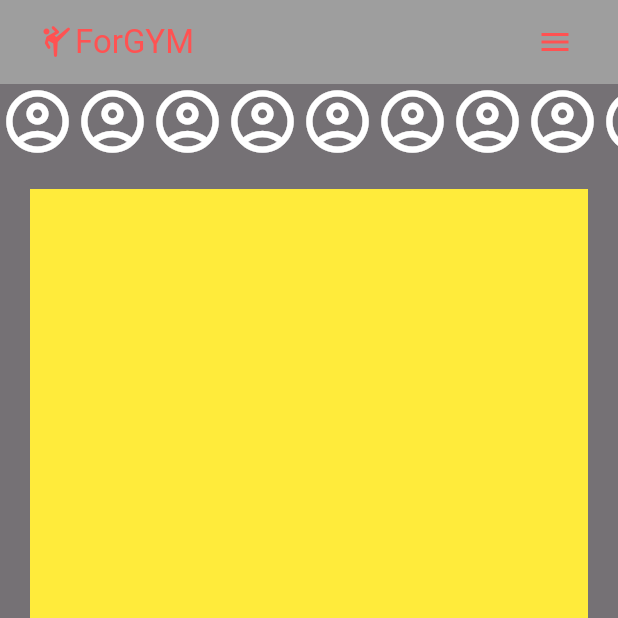
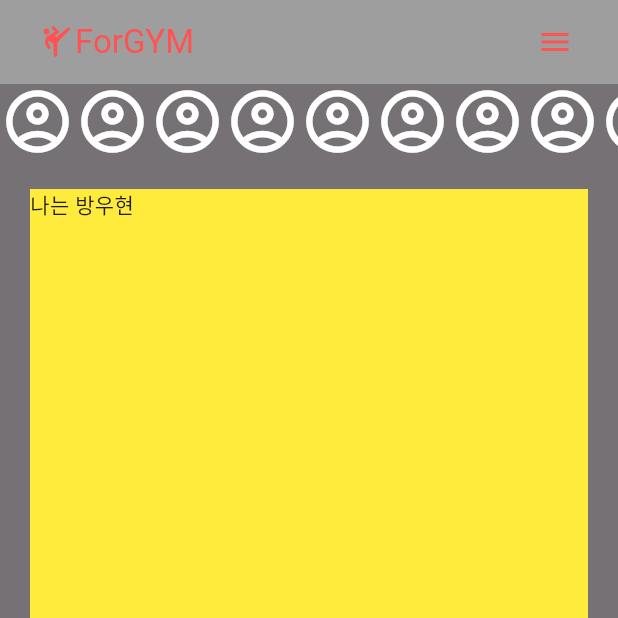
Before and after one commit to oowhyun/ForGym, a Flutter app: the screen it shows after launch, on a phone screen of 412 x 824 dp, the top half of it. Run offline on Flutter 3.47's test engine with Material 3 defaults, Android fonts, the phone set to English and light mode, and no system bars.

Commit message:
Bang/0828

```diff
--- a/lib/main.dart
+++ b/lib/main.dart
@@ -42,9 +42,11 @@ class MyApp extends StatelessWidget {
                   ),
                 ),
                 Container(
+                  width: double.infinity,
                   height: 300, // 적절한 높이를 설정합니다.
                   margin: EdgeInsets.all(20),
                   color: Colors.yellow,
+                  child: Text('나는 방우현'),
                 ),
                 Container(
                   height: 300, // 적절한 높이를 설정합니다.
```
